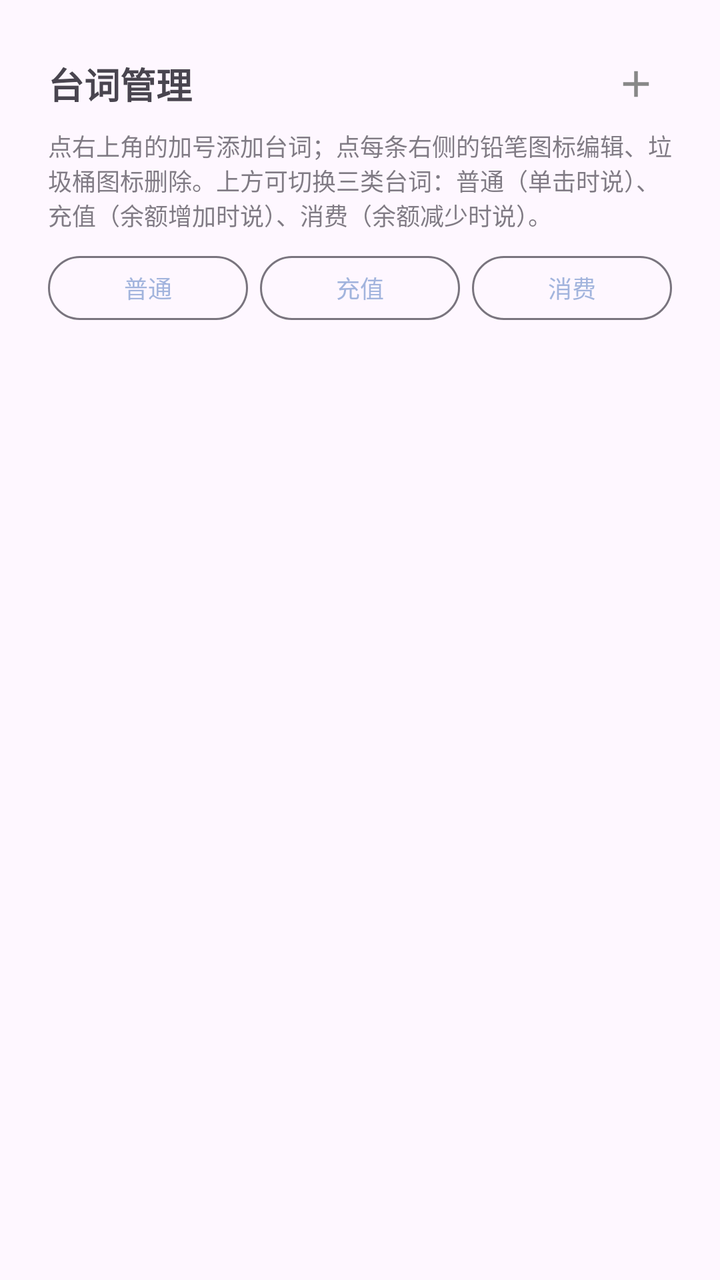
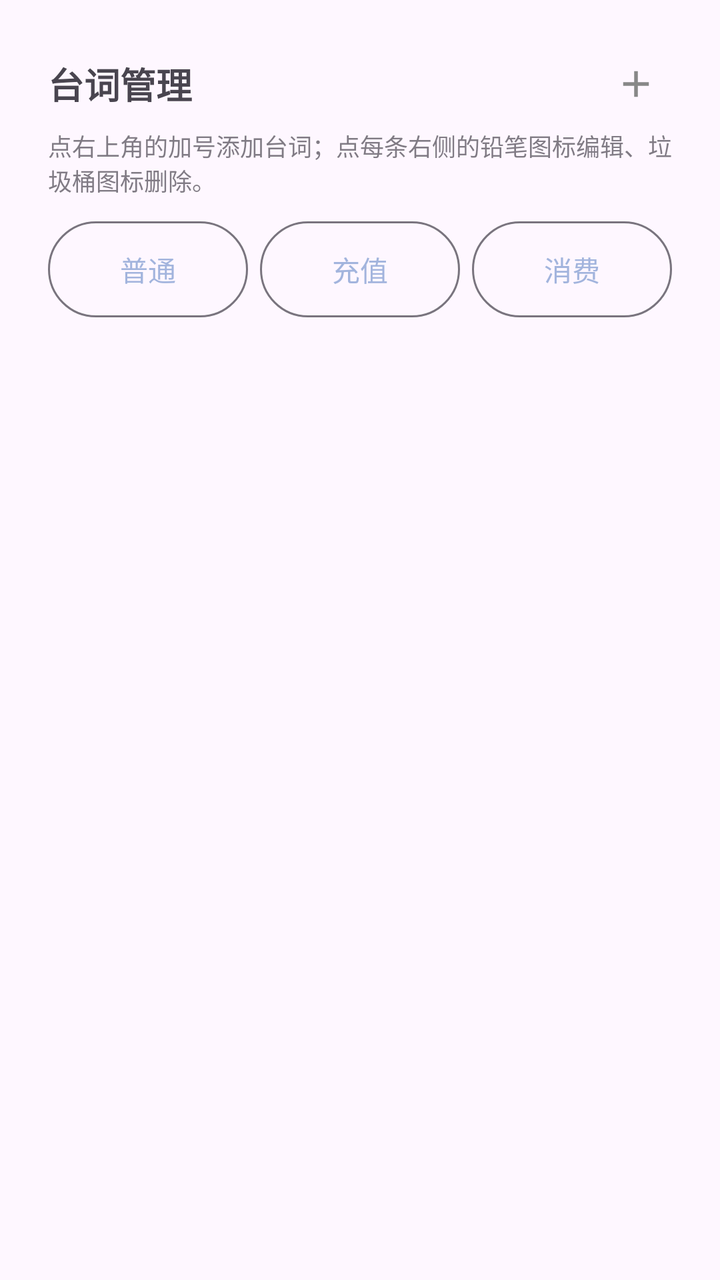

An Android layout rendered at two revisions. The XML below is the earlier revision; the diff shows what the commit changed to produce the second picture.
<!-- AndroidManifest.xml: application theme Theme.WhalePet -->
<!-- res/layout/page_lines.xml -->
<?xml version="1.0" encoding="utf-8"?>
<ScrollView xmlns:android="http://schemas.android.com/apk/res/android"
    android:layout_width="match_parent"
    android:layout_height="match_parent"
    android:fillViewport="true">

    <LinearLayout
        android:layout_width="match_parent"
        android:layout_height="wrap_content"
        android:orientation="vertical"
        android:padding="24dp">

        
        <LinearLayout
            android:layout_width="match_parent"
            android:layout_height="wrap_content"
            android:gravity="center_vertical"
            android:orientation="horizontal">

            <TextView
                android:layout_width="0dp"
                android:layout_height="wrap_content"
                android:layout_weight="1"
                android:text="@string/lines_title"
                android:textSize="18sp"
                android:textStyle="bold" />

            <ImageButton
                android:id="@+id/btn_add_line"
                android:layout_width="36dp"
                android:layout_height="36dp"
                android:background="@null"
                android:contentDescription="@string/add_line_hint"
                android:padding="7dp"
                android:scaleType="fitCenter"
                android:src="@drawable/ic_add_line" />
        </LinearLayout>

        <TextView
            android:layout_width="match_parent"
            android:layout_height="wrap_content"
            android:layout_marginTop="4dp"
            android:alpha="0.7"
            android:text="@string/lines_hint"
            android:textSize="12sp" />

        
        <LinearLayout
            android:layout_width="match_parent"
            android:layout_height="wrap_content"
            android:layout_marginTop="12dp"
            android:orientation="horizontal">

            <Button
                android:id="@+id/tab_line_normal"
                style="?attr/materialButtonOutlinedStyle"
                android:layout_width="0dp"
                android:layout_height="wrap_content"
                android:layout_weight="1"
                android:insetBottom="0dp"
                android:insetTop="0dp"
                android:minHeight="32dp"
                android:minWidth="0dp"
                android:text="@string/line_type_normal"
                android:textSize="12sp" />

            <Button
                android:id="@+id/tab_line_gain"
                style="?attr/materialButtonOutlinedStyle"
                android:layout_width="0dp"
                android:layout_height="wrap_content"
                android:layout_marginStart="6dp"
                android:layout_weight="1"
                android:insetBottom="0dp"
                android:insetTop="0dp"
                android:minHeight="32dp"
                android:minWidth="0dp"
                android:text="@string/line_type_gain"
                android:textSize="12sp" />

            <Button
                android:id="@+id/tab_line_loss"
                style="?attr/materialButtonOutlinedStyle"
                android:layout_width="0dp"
                android:layout_height="wrap_content"
                android:layout_marginStart="6dp"
                android:layout_weight="1"
                android:insetBottom="0dp"
                android:insetTop="0dp"
                android:minHeight="32dp"
                android:minWidth="0dp"
                android:text="@string/line_type_loss"
                android:textSize="12sp" />
        </LinearLayout>

        <LinearLayout
            android:id="@+id/ll_lines"
            android:layout_width="match_parent"
            android:layout_height="wrap_content"
            android:layout_marginTop="12dp"
            android:orientation="vertical" />
    </LinearLayout>
</ScrollView>
<!-- resources referenced by this layout -->
<resources>
  <!-- drawable ic_add_line (drawable) -->
  <?xml version="1.0" encoding="utf-8"?>
  <vector xmlns:android="http://schemas.android.com/apk/res/android"
      android:width="24dp"
      android:height="24dp"
      android:viewportWidth="24"
      android:viewportHeight="24">
      <path
          android:fillColor="#FF888888"
          android:pathData="M19,13h-6v6h-2v-6H5v-2h6V5h2v6h6v2z" />
  </vector>
  <string name="add_line_hint">添加台词</string>
  <string name="line_type_gain">充值</string>
  <string name="line_type_loss">消费</string>
  <string name="line_type_normal">普通</string>
  <string name="lines_hint">点右上角的加号添加台词；点每条右侧的铅笔图标编辑、垃圾桶图标删除。上方可切换三类台词：普通（单击时说）、充值（余额增加时说）、消费（余额减少时说）。</string>
  <string name="lines_title">台词管理</string>
  <style name="Theme.WhalePet" parent="Theme.Material3.DayNight.NoActionBar">
          
          <item name="colorPrimary">#A2B4DD</item>
          <item name="colorOnPrimary">#FFFFFF</item>
          <item name="colorPrimaryContainer">#D6DEF2</item>
          <item name="colorOnPrimaryContainer">#22315E</item>
          <item name="android:statusBarColor">@android:color/transparent</item>
      </style>
</resources>

<!-- the commit's change to res/layout/page_lines.xml (unified diff, before → after) -->
@@ -53,44 +53,29 @@
 
             <Button
                 android:id="@+id/tab_line_normal"
-                style="?attr/materialButtonOutlinedStyle"
+                style="@style/Widget.WhalePet.Button"
                 android:layout_width="0dp"
                 android:layout_height="wrap_content"
                 android:layout_weight="1"
-                android:insetBottom="0dp"
-                android:insetTop="0dp"
-                android:minHeight="32dp"
-                android:minWidth="0dp"
-                android:text="@string/line_type_normal"
-                android:textSize="12sp" />
+                android:text="@string/line_type_normal" />
 
             <Button
                 android:id="@+id/tab_line_gain"
-                style="?attr/materialButtonOutlinedStyle"
+                style="@style/Widget.WhalePet.Button"
                 android:layout_width="0dp"
                 android:layout_height="wrap_content"
                 android:layout_marginStart="6dp"
                 android:layout_weight="1"
-                android:insetBottom="0dp"
-                android:insetTop="0dp"
-                android:minHeight="32dp"
-                android:minWidth="0dp"
-                android:text="@string/line_type_gain"
-                android:textSize="12sp" />
+                android:text="@string/line_type_gain" />
 
             <Button
                 android:id="@+id/tab_line_loss"
-                style="?attr/materialButtonOutlinedStyle"
+                style="@style/Widget.WhalePet.Button"
                 android:layout_width="0dp"
                 android:layout_height="wrap_content"
                 android:layout_marginStart="6dp"
                 android:layout_weight="1"
-                android:insetBottom="0dp"
-                android:insetTop="0dp"
-                android:minHeight="32dp"
-                android:minWidth="0dp"
-                android:text="@string/line_type_loss"
-                android:textSize="12sp" />
+                android:text="@string/line_type_loss" />
         </LinearLayout>
 
         <LinearLayout
<!-- resource entries referenced after the edit -->
@@ -15,8 +15,15 @@
   <string name="line_type_gain">充值</string>
   <string name="line_type_loss">消费</string>
   <string name="line_type_normal">普通</string>
-  <string name="lines_hint">点右上角的加号添加台词；点每条右侧的铅笔图标编辑、垃圾桶图标删除。上方可切换三类台词：普通（单击时说）、充值（余额增加时说）、消费（余额减少时说）。</string>
+  <string name="lines_hint">点右上角的加号添加台词；点每条右侧的铅笔图标编辑、垃圾桶图标删除。</string>
   <string name="lines_title">台词管理</string>
+  <style name="Widget.WhalePet.Button" parent="Widget.Material3.Button.OutlinedButton">
+          <item name="android:minHeight">48dp</item>
+          <item name="android:minWidth">0dp</item>
+          <item name="android:insetTop">0dp</item>
+          <item name="android:insetBottom">0dp</item>
+          <item name="android:textSize">14sp</item>
+      </style>
   <style name="Theme.WhalePet" parent="Theme.Material3.DayNight.NoActionBar">
           
           <item name="colorPrimary">#A2B4DD</item>
